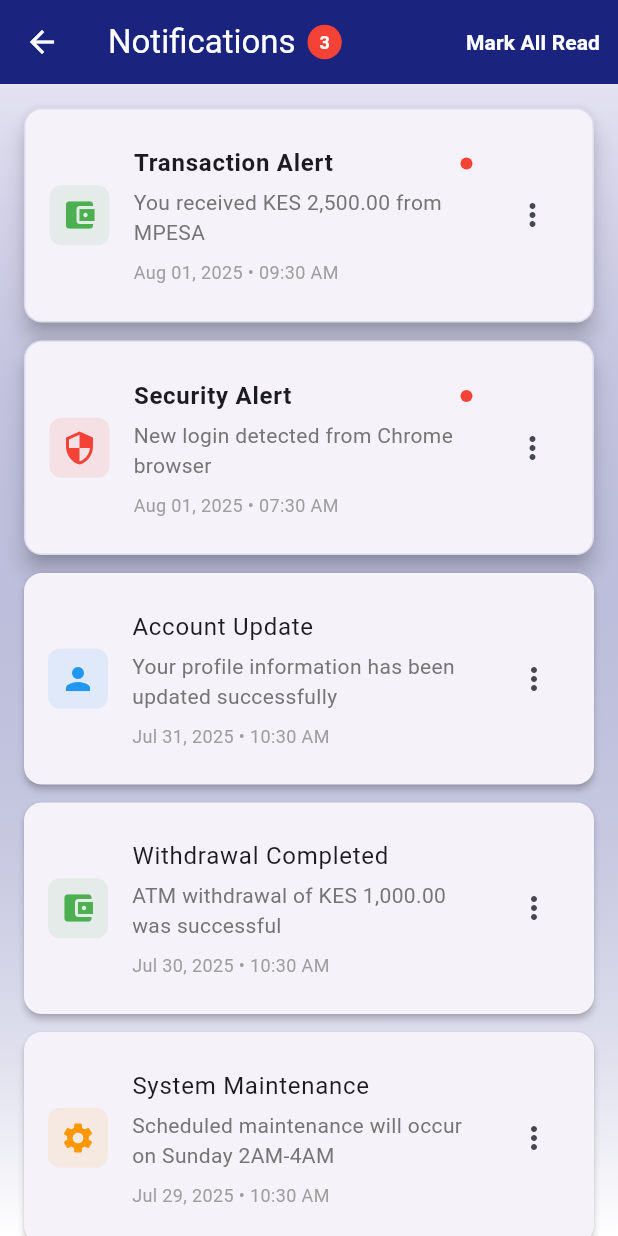
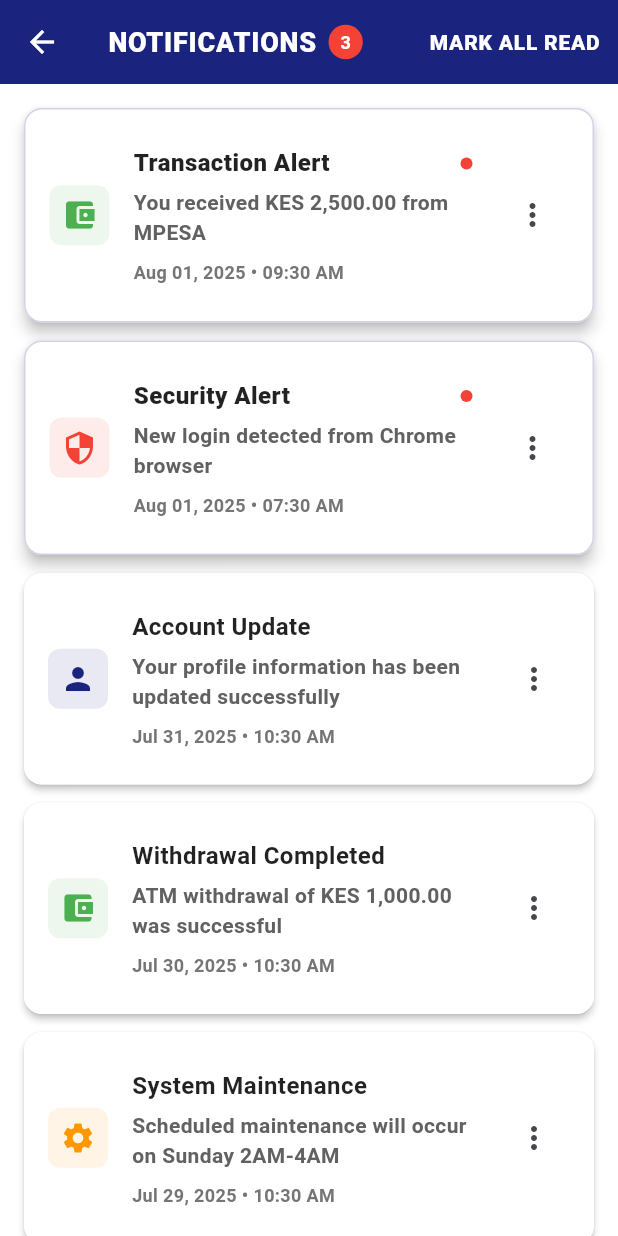
Before and after one commit to Seramai/xMbanking, a Flutter app: the NotificationsScreen screen opened by its route, on a phone screen of 412 x 824 dp. Run offline on Flutter 3.47's test engine with Material 3 defaults, Android fonts, the phone set to English and light mode, and no system bars; our stand-ins replace file_picker, image_picker, local_auth.

Commit message:
updated the theme

```diff
--- a/lib/Screens/notifications_screen.dart
+++ b/lib/Screens/notifications_screen.dart
@@ -9,7 +9,6 @@ class NotificationsScreen extends StatefulWidget {
 }
 
 class _NotificationsScreenState extends State<NotificationsScreen> {
-  // notification data
   final List<NotificationItem> _notifications = [
     NotificationItem(
       id: '1',
@@ -60,6 +59,7 @@ class _NotificationsScreenState extends State<NotificationsScreen> {
       isRead: false,
     ),
   ];
+  final Color darkBlue = const Color(0xFF1A237E);
 
   int get _unreadCount => _notifications.where((n) => !n.isRead).length;
 
@@ -80,7 +80,7 @@ class _NotificationsScreenState extends State<NotificationsScreen> {
     });
     ScaffoldMessenger.of(context).showSnackBar(
       const SnackBar(
-        content: Text('All notifications marked as read'),
+        content: Text('All notifications marked as read', style: TextStyle(fontWeight: FontWeight.bold)),
         backgroundColor: Colors.green,
       ),
     );
@@ -92,7 +92,7 @@ class _NotificationsScreenState extends State<NotificationsScreen> {
     });
     ScaffoldMessenger.of(context).showSnackBar(
       const SnackBar(
-        content: Text('Notification deleted'),
+        content: Text('Notification deleted', style: TextStyle(fontWeight: FontWeight.bold)),
         backgroundColor: Colors.orange,
       ),
     );
@@ -105,7 +105,7 @@ class _NotificationsScreenState extends State<NotificationsScreen> {
       case NotificationType.security:
         return Colors.red;
       case NotificationType.account:
-        return Colors.blue;
+        return darkBlue;
       case NotificationType.system:
         return Colors.orange;
       case NotificationType.reminder:
@@ -134,7 +134,11 @@ class _NotificationsScreenState extends State<NotificationsScreen> {
       appBar: AppBar(
         title: Row(
           children: [
-            const Text('Notifications'),
+            const Text('NOTIFICATIONS', style: TextStyle(
+              fontWeight: FontWeight.w900,
+              fontSize: 18,
+              letterSpacing: 0.5,
+            )),
             if (_unreadCount > 0) ...[
               const SizedBox(width: 8),
               Container(
@@ -155,7 +159,7 @@ class _NotificationsScreenState extends State<NotificationsScreen> {
             ],
           ],
         ),
-        backgroundColor: Theme.of(context).primaryColor,
+        backgroundColor: darkBlue,
         foregroundColor: Colors.white,
         leading: IconButton(
           icon: const Icon(Icons.arrow_back),
@@ -166,51 +170,46 @@ class _NotificationsScreenState extends State<NotificationsScreen> {
             TextButton(
               onPressed: _markAllAsRead,
               child: const Text(
-                'Mark All Read',
+                'MARK ALL READ',
                 style: TextStyle(
                   color: Colors.white,
-                  fontWeight: FontWeight.bold,
+                  fontWeight: FontWeight.w800,
+                  fontSize: 14,
+                  letterSpacing: 0.5,
                 ),
               ),
             ),
         ],
       ),
       body: Container(
-        decoration: BoxDecoration(
-          gradient: LinearGradient(
-            begin: Alignment.topCenter,
-            end: Alignment.bottomCenter,
-            colors: [
-              Color(0xFF1A237E).withOpacity(0.1),
-              Colors.white,
-            ],
-          ),
-        ),
+        color: Colors.white,
         child: _notifications.isEmpty
-            ? const Center(
+            ? Center(
                 child: Column(
                   mainAxisAlignment: MainAxisAlignment.center,
                   children: [
                     Icon(
                       Icons.notifications_off,
                       size: 80,
-                      color: Colors.grey,
+                      color: Colors.grey[600],
                     ),
-                    SizedBox(height: 16),
+                    const SizedBox(height: 16),
                     Text(
-                      'No notifications',
+                      'NO NOTIFICATIONS',
                       style: TextStyle(
-                        fontSize: 18,
-                        color: Colors.grey,
-                        fontWeight: FontWeight.bold,
+                        fontSize: 20,
+                        color: Colors.grey[700],
+                        fontWeight: FontWeight.w900,
+                        letterSpacing: 0.5,
                       ),
                     ),
-                    SizedBox(height: 8),
+                    const SizedBox(height: 8),
                     Text(
                       'You\'re all caught up!',
                       style: TextStyle(
-                        fontSize: 14,
-                        color: Colors.grey,
+                        fontSize: 16,
+                        color: Colors.grey[600],
+                        fontWeight: FontWeight.w600,
                       ),
                     ),
                   ],
@@ -223,17 +222,18 @@ class _NotificationsScreenState extends State<NotificationsScreen> {
                   final notification = _notifications[index];
                   return Card(
                     margin: const EdgeInsets.only(bottom: 12),
-                    elevation: notification.isRead ? 2 : 6,
+                    elevation: notification.isRead ? 2 : 4,
                     shape: RoundedRectangleBorder(
                       borderRadius: BorderRadius.circular(12),
                     ),
                     child: Container(
                       decoration: BoxDecoration(
+                        color: Colors.white,
                         borderRadius: BorderRadius.circular(12),
                         border: notification.isRead
                             ? null
                             : Border.all(
-                                color: Color(0xFF1A237E).withOpacity(0.1),
+                                color: darkBlue.withOpacity(0.2),
                                 width: 1,
                               ),
                       ),
@@ -258,9 +258,11 @@ class _NotificationsScreenState extends State<NotificationsScreen> {
                                 notification.title,
                                 style: TextStyle(
                                   fontWeight: notification.isRead
-                                      ? FontWeight.normal
-                                      : FontWeight.bold,
+                                      ? FontWeight.w700
+                                      : FontWeight.w900,
                                   fontSize: 16,
+                                  color: Colors.black87,
+                                  letterSpacing: 0.3,
                                 ),
                               ),
                             ),
@@ -282,16 +284,18 @@ class _NotificationsScreenState extends State<NotificationsScreen> {
                             Text(
                               notification.message,
                               style: TextStyle(
-                                color: Colors.grey[600],
+                                color: Colors.grey[700],
                                 fontSize: 14,
+                                fontWeight: FontWeight.w600,
                               ),
                             ),
                             const SizedBox(height: 8),
                             Text(
                               DateFormat('MMM dd, yyyy • hh:mm a').format(notification.timestamp),
                               style: TextStyle(
-                                color: Colors.grey[500],
+                                color: Colors.grey[600],
                                 fontSize: 12,
+                                fontWeight: FontWeight.w600,
                               ),
                             ),
                           ],
@@ -312,7 +316,7 @@ class _NotificationsScreenState extends State<NotificationsScreen> {
                                   children: [
                                     Icon(Icons.mark_email_read, size: 18),
                                     SizedBox(width: 8),
-                                    Text('Mark as Read'),
+                                    Text('Mark as Read', style: TextStyle(fontWeight: FontWeight.bold)),
                                   ],
                                 ),
                               ),
@@ -322,7 +326,7 @@ class _NotificationsScreenState extends State<NotificationsScreen> {
                                 children: [
                                   Icon(Icons.delete, size: 18, color: Colors.red),
                                   SizedBox(width: 8),
-                                  Text('Delete', style: TextStyle(color: Colors.red)),
+                                  Text('Delete', style: TextStyle(color: Colors.red, fontWeight: FontWeight.bold)),
                                 ],
                               ),
                             ),
@@ -334,7 +338,7 @@ class _NotificationsScreenState extends State<NotificationsScreen> {
                           }
                           ScaffoldMessenger.of(context).showSnackBar(
                             SnackBar(
-                              content: Text('Tapped: ${notification.title}'),
+                              content: Text('Tapped: ${notification.title}', style: const TextStyle(fontWeight: FontWeight.bold)),
                               duration: const Duration(seconds: 1),
                             ),
                           );
@@ -348,6 +352,7 @@ class _NotificationsScreenState extends State<NotificationsScreen> {
     );
   }
 }
+
 enum NotificationType {
   transaction,
   security,
```
Also changed, not shown: lib/Screens/deposit_dialog.dart (+7 -4 lines), lib/Screens/security_tips_screen.dart (+30 -37 lines), lib/Screens/withdraw_dialog.dart (+10 -10 lines).
